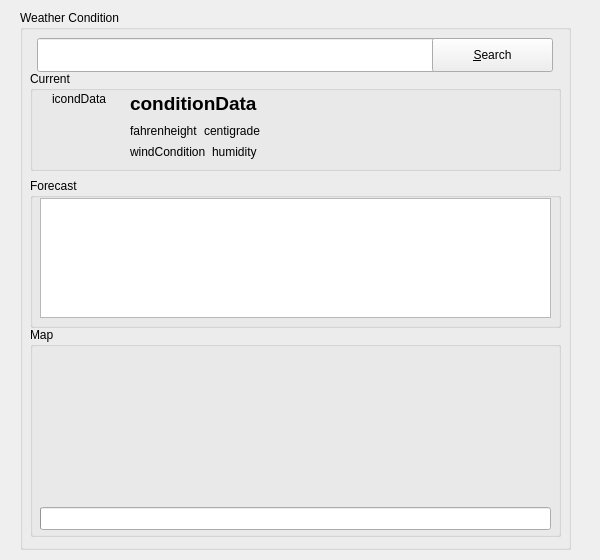
The window that panahon.ui (frietz/panahon) describes before a commit, drawn with Qt 5.
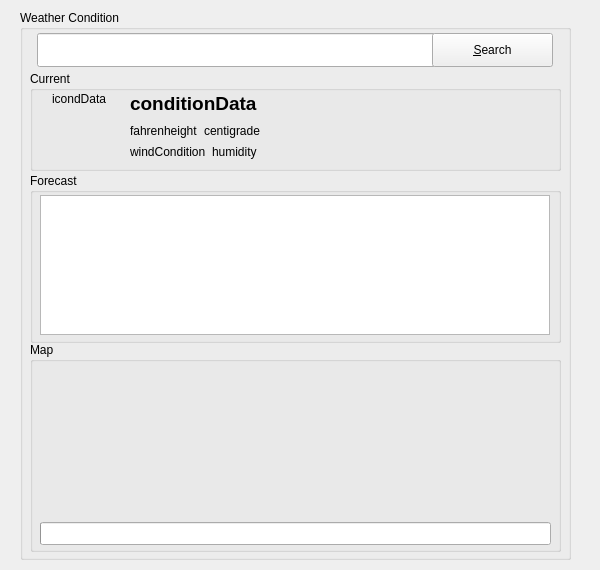
The same window after the commit. Icons and pictures are not drawn. Custom widgets are drawn as their Qt base class.

Commit message: add forecast table

The edit to the form file:
```diff
--- a/panahon.ui
+++ b/panahon.ui
@@ -7,7 +7,7 @@
     <x>0</x>
     <y>0</y>
     <width>600</width>
-    <height>560</height>
+    <height>570</height>
    </rect>
   </property>
   <property name="windowTitle">
@@ -19,7 +19,7 @@
      <x>20</x>
      <y>10</y>
      <width>551</width>
-     <height>540</height>
+     <height>550</height>
     </rect>
    </property>
    <property name="title">
@@ -29,21 +29,21 @@
     <property name="geometry">
      <rect>
       <x>10</x>
-      <y>168</y>
+      <y>163</y>
       <width>531</width>
-      <height>150</height>
+      <height>170</height>
      </rect>
     </property>
     <property name="title">
      <string>Forecast</string>
     </property>
-    <widget class="QListView" name="listView">
+    <widget class="QTableWidget" name="forecastTable">
      <property name="geometry">
       <rect>
        <x>10</x>
-       <y>20</y>
-       <width>511</width>
-       <height>120</height>
+       <y>22</y>
+       <width>510</width>
+       <height>140</height>
       </rect>
      </property>
     </widget>
@@ -55,7 +55,7 @@
     <property name="geometry">
      <rect>
       <x>10</x>
-      <y>317</y>
+      <y>332</y>
       <width>531</width>
       <height>210</height>
      </rect>
@@ -97,7 +97,7 @@
     <property name="geometry">
      <rect>
       <x>17</x>
-      <y>28</y>
+      <y>23</y>
       <width>400</width>
       <height>34</height>
      </rect>
@@ -126,7 +126,7 @@
     <property name="geometry">
      <rect>
       <x>412</x>
-      <y>28</y>
+      <y>23</y>
       <width>121</width>
       <height>34</height>
      </rect>
@@ -195,7 +195,7 @@
       </property>
      </widget>
     </widget>
-    <widget class="QWidget" name="">
+    <widget class="QWidget" name="layoutWidget">
      <property name="geometry">
       <rect>
        <x>100</x>
@@ -260,7 +260,7 @@
       </item>
      </layout>
     </widget>
-    <widget class="QWidget" name="">
+    <widget class="QWidget" name="layoutWidget">
      <property name="geometry">
       <rect>
        <x>100</x>
@@ -313,7 +313,7 @@
    <zorder>searchPushButton</zorder>
    <zorder>frame</zorder>
   </widget>
-  <widget class="QWidget" name="">
+  <widget class="QWidget" name="layoutWidget">
    <property name="geometry">
     <rect>
      <x>0</x>
@@ -324,7 +324,7 @@
    </property>
    <layout class="QVBoxLayout" name="verticalLayout"/>
   </widget>
-  <widget class="QWidget" name="">
+  <widget class="QWidget" name="layoutWidget">
    <property name="geometry">
     <rect>
      <x>0</x>
```
Left out of the diff: 13 changed lines with no effect on the pictures. The commit also changes 4 other files.
